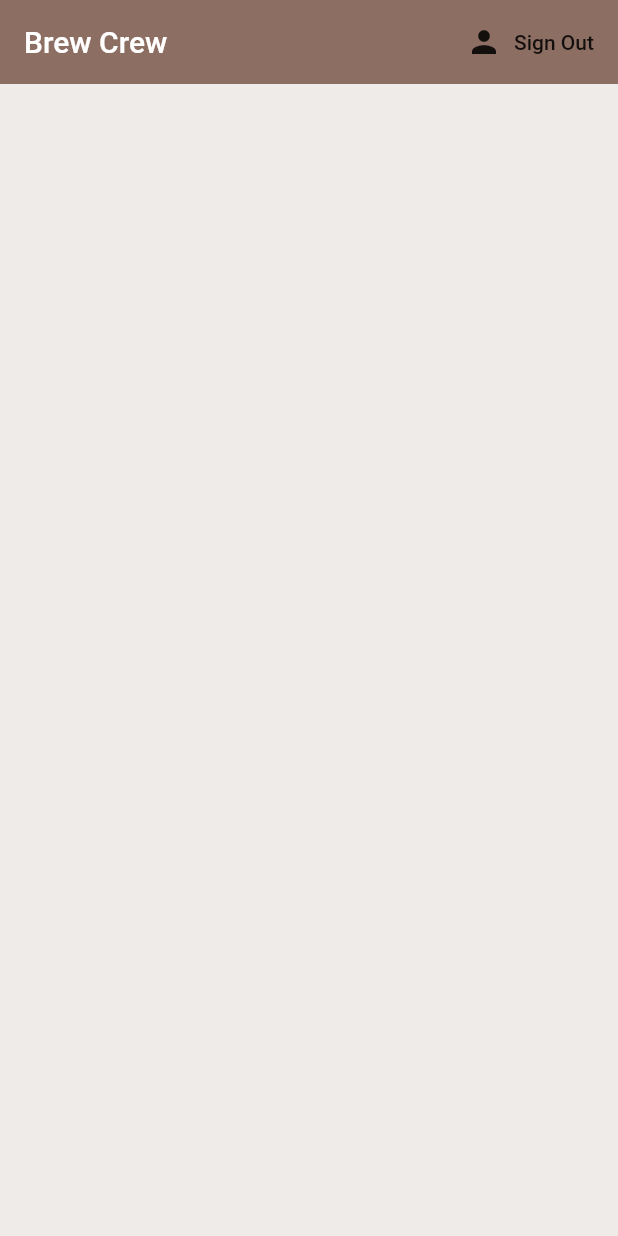
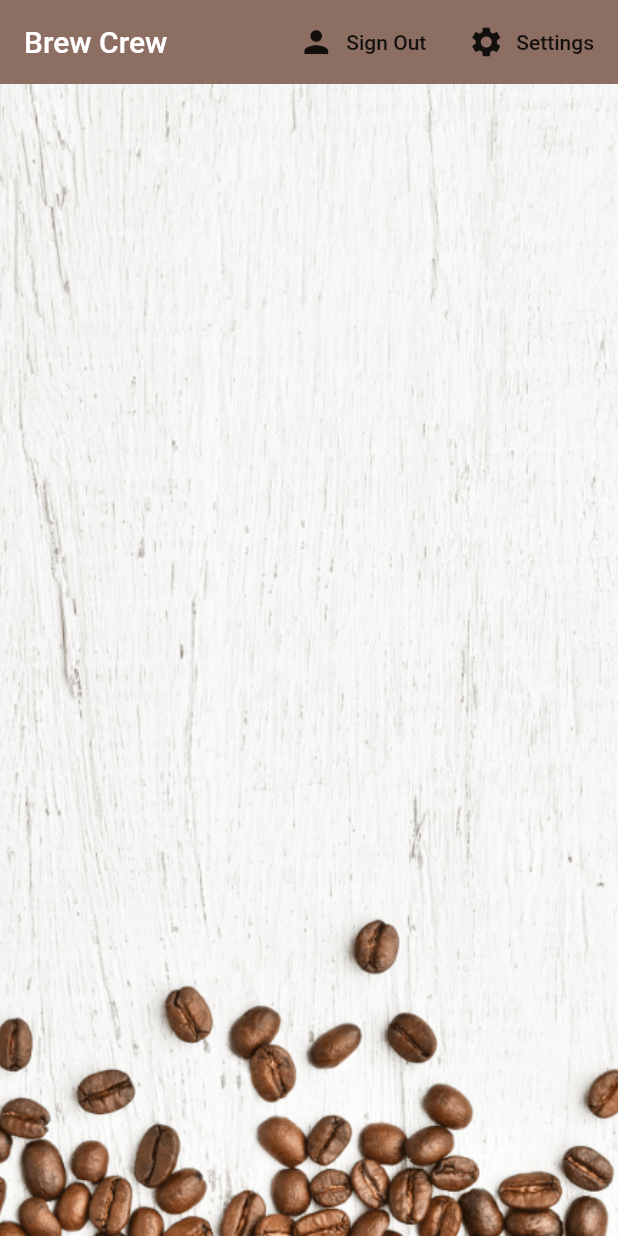
Before and after one commit to 7imaZz/brew_crew, a Flutter app: the screen it shows once a user with an empty profile is signed in, on a phone screen of 412 x 824 dp. Run offline on Flutter 3.47's test engine with Material 2 defaults, Android fonts, the phone set to English and light mode, and no system bars; our stand-ins replace cloud_firestore, firebase_auth, firebase_core, flutter_spinkit; accounts and stored records are empty.

```diff
--- a/lib/pojo/user_model.dart
+++ b/lib/pojo/user_model.dart
@@ -4,3 +4,14 @@ class UserModel{
 
   UserModel({this.uid});
 }
+
+class UserData{
+
+  final String uid;
+
+  final String name;
+  final String sugar;
+  final int strength;
+
+  UserData({this.uid, this.name, this.sugar, this.strength});
+}
--- a/lib/screens/home/brew_list.dart
+++ b/lib/screens/home/brew_list.dart
@@ -13,7 +13,7 @@ class _BrewListState extends State<BrewList> {
 
   @override
   Widget build(BuildContext context) {
-    final brews = Provider.of<List<Brew>>(context);
+    final brews = Provider.of<List<Brew>>(context) ?? [];
     return ListView.builder(
       itemCount: brews.length,
       itemBuilder: (context, index){
--- a/lib/screens/home/brew_tile.dart
+++ b/lib/screens/home/brew_tile.dart
@@ -19,6 +19,7 @@ class BrewTile extends StatelessWidget {
           leading: CircleAvatar(
             radius: 25.0,
             backgroundColor: Colors.brown[brew.strength],
+            backgroundImage: AssetImage('assets/coffee_icon.png'),
           ),
           title: Text(brew.name),
           subtitle: Text('Takes ${brew.sugar} sugar(s)'),
--- a/lib/screens/home/home.dart
+++ b/lib/screens/home/home.dart
@@ -1,4 +1,5 @@
 import 'package:brew_crew/pojo/brew_model.dart';
+import 'package:brew_crew/screens/home/setting_form.dart';
 import 'package:brew_crew/service/auth_service.dart';
 import 'package:brew_crew/service/database.dart';
 import 'package:flutter/material.dart';
@@ -14,8 +15,18 @@ class Home extends StatelessWidget {
 
   @override
   Widget build(BuildContext context) {
+
+    void _showSettingsPanel(){
+      showModalBottomSheet(context: context, builder: (context){
+        return Container(
+          padding: EdgeInsets.symmetric(horizontal: 50.0, vertical: 20.0),
+          child: SettingsForm(),
+        );
+      });
+    }
+
     return StreamProvider<List<Brew>>.value(
-      value: DatabaseService().get(),
+      value: DatabaseService().brews,
       child: Container(
         child: Scaffold(
           backgroundColor: Colors.brown[50],
@@ -30,10 +41,22 @@ class Home extends StatelessWidget {
                 },
                 label: Text('Sign Out'),
                 icon: Icon(Icons.person),
-              )
+              ),
+              FlatButton.icon(
+                label: Text('Settings'),
+                icon: Icon(Icons.settings),
+                onPressed: () => _showSettingsPanel(),
+              ),
             ],
           ),
-          body: BrewList(),
+          body: Container(
+            decoration: BoxDecoration(
+              image: DecorationImage(
+                image: AssetImage('assets/coffee_bg.png'),
+                fit: BoxFit.cover
+              ),
+            ),
+            child: BrewList(),),
         ),
       ),
     );
--- a/pubspec.yaml
+++ b/pubspec.yaml
@@ -52,9 +52,8 @@ flutter:
   uses-material-design: true
 
   # To add assets to your application, add an assets section, like this:
-  # assets:
-  #   - images/a_dot_burr.jpeg
-  #   - images/a_dot_ham.jpeg
+  assets:
+     - assets/
 
   # An image asset can refer to one or more resolution-specific "variants", see
   # https://flutter.dev/assets-and-images/#resolution-aware.
```
Also changed, not shown: lib/screens/home/setting_form.dart (added, +115 -0 lines), lib/service/database.dart (+15 -1 lines), assets/coffee_bg.png (added), assets/coffee_icon.png (added).
